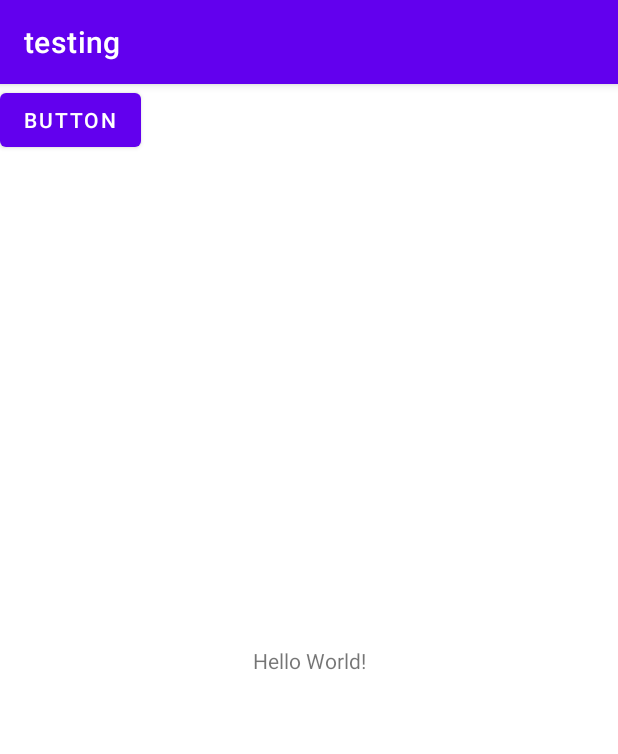
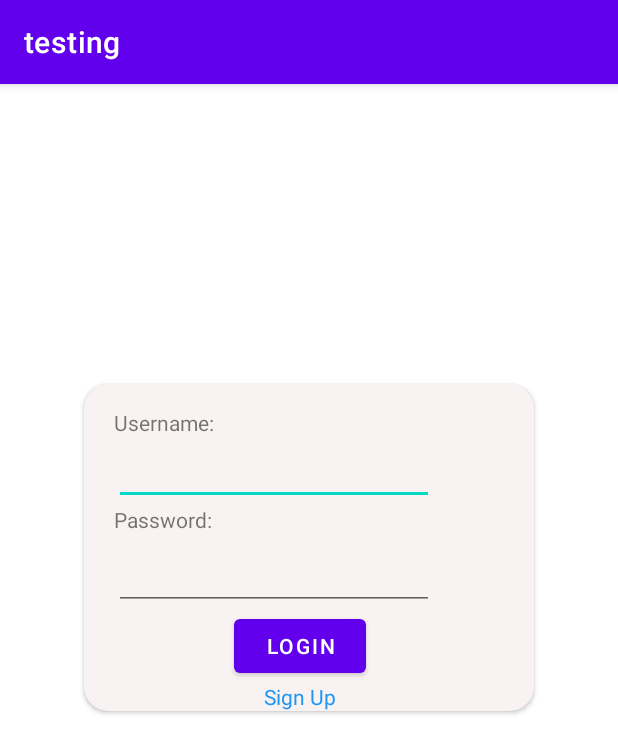
Before and after one commit to Kelvin-Yeoh/MobileAss, an Android app: the screen it shows after launch (MainActivity), on a phone screen of 412 x 824 dp. Shown: the top 754 px of the screen. Run offline under Robolectric (Android 15) with nearby library versions, the phone set to English and light mode, and no system bars.

Commit message:
9/20 Login and register screen

```diff
--- a/app/src/main/java/com/example/testing/MainActivity.kt
+++ b/app/src/main/java/com/example/testing/MainActivity.kt
@@ -6,6 +6,7 @@ import android.os.Bundle
 class MainActivity : AppCompatActivity() {
     override fun onCreate(savedInstanceState: Bundle?) {
         super.onCreate(savedInstanceState)
-        setContentView(R.layout.activity_main)
+        //setContentView(R.layout.activity_main)
+        setContentView(R.layout.login_screen)
     }
 }
--- /dev/null
+++ b/app/src/main/res/layout/login_screen.xml
@@ -0,0 +1,77 @@
+<?xml version="1.0" encoding="utf-8"?>
+<androidx.constraintlayout.widget.ConstraintLayout xmlns:android="http://schemas.android.com/apk/res/android"
+    xmlns:app="http://schemas.android.com/apk/res-auto"
+    xmlns:tools="http://schemas.android.com/tools"
+    android:layout_width="match_parent"
+    android:layout_height="match_parent">
+
+    <androidx.cardview.widget.CardView
+        android:layout_width="300dp"
+        android:layout_height="wrap_content"
+        android:layout_marginStart="24dp"
+        android:layout_marginTop="200dp"
+        android:layout_marginEnd="24dp"
+        app:cardCornerRadius="16dp"
+        app:layout_constraintEnd_toEndOf="parent"
+        app:layout_constraintStart_toStartOf="parent"
+        app:layout_constraintTop_toTopOf="parent">
+
+        <LinearLayout
+            android:layout_width="match_parent"
+            android:layout_height="match_parent"
+            android:background="#40E7C9C9"
+            android:minWidth="12dp"
+            android:orientation="vertical">
+
+            <TextView
+                android:id="@+id/textView"
+                android:layout_width="wrap_content"
+                android:layout_height="wrap_content"
+                android:layout_marginStart="20dp"
+                android:layout_marginTop="16dp"
+                android:text="Username:" />
+
+            <EditText
+                android:id="@+id/txtLoginUsername"
+                android:layout_width="wrap_content"
+                android:layout_height="wrap_content"
+                android:layout_marginStart="20dp"
+                android:ems="10"
+                android:inputType="textPersonName" />
+
+            <TextView
+                android:id="@+id/textView2"
+                android:layout_width="wrap_content"
+                android:layout_height="wrap_content"
+                android:layout_marginStart="20dp"
+                android:text="Password:" />
+
+            <EditText
+                android:id="@+id/txtLoginPassword"
+                android:layout_width="wrap_content"
+                android:layout_height="wrap_content"
+                android:layout_marginStart="20dp"
+                android:layout_marginTop="5dp"
+                android:ems="10"
+                android:inputType="textPersonName" />
+
+            <Button
+                android:id="@+id/btnLogin"
+                android:layout_width="wrap_content"
+                android:layout_height="wrap_content"
+                android:layout_marginLeft="100dp"
+                android:text="Login" />
+
+            <TextView
+                android:id="@+id/txtLoginSignUp"
+                android:layout_width="wrap_content"
+                android:layout_height="wrap_content"
+                android:layout_marginStart="120dp"
+                android:text="Sign Up"
+                android:textColor="#2196F3" />
+
+        </LinearLayout>
+    </androidx.cardview.widget.CardView>
+
+
+</androidx.constraintlayout.widget.ConstraintLayout>
--- /dev/null
+++ b/app/src/main/res/layout/register_screen.xml
@@ -0,0 +1,6 @@
+<?xml version="1.0" encoding="utf-8"?>
+<androidx.constraintlayout.widget.ConstraintLayout xmlns:android="http://schemas.android.com/apk/res/android"
+    android:layout_width="match_parent"
+    android:layout_height="match_parent">
+
+</androidx.constraintlayout.widget.ConstraintLayout>
```
